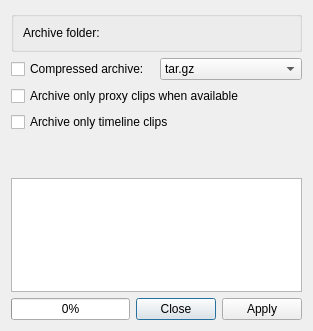
Qt form src/ui/archivewidget_ui.ui (KDE/kdenlive) before a commit.
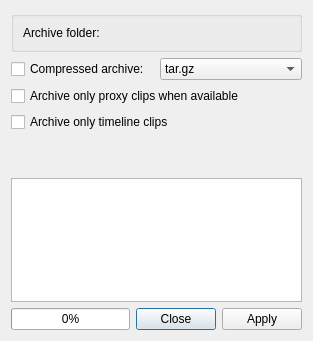
The same form after that commit. Custom widgets are drawn as their Qt base class.

Diff of the .ui file:
```diff
--- a/src/ui/archivewidget_ui.ui
+++ b/src/ui/archivewidget_ui.ui
@@ -11,7 +11,7 @@
     <x>0</x>
     <y>0</y>
     <width>313</width>
-    <height>331</height>
+    <height>341</height>
    </rect>
   </property>
   <property name="windowTitle">
```
